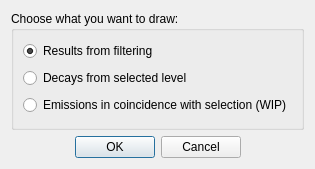
Above: w_Isomer/d_DrawingOptions.ui from LISEcute/IsomerAPI before the change. Below: the same form after it.
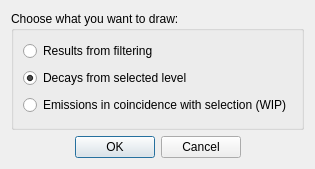
That is the form after the change.

Diff of the .ui file:
```diff
--- a/w_Isomer/d_DrawingOptions.ui
+++ b/w_Isomer/d_DrawingOptions.ui
@@ -26,7 +26,7 @@
          <string>Results from filtering</string>
         </property>
         <property name="checked">
-         <bool>true</bool>
+         <bool>false</bool>
         </property>
        </widget>
       </item>
@@ -35,6 +35,9 @@
         <property name="text">
          <string>Decays from selected level</string>
         </property>
+        <property name="checked">
+         <bool>true</bool>
+        </property>
        </widget>
       </item>
       <item>
```
Lines whose indentation alone changed are shown as unchanged.
